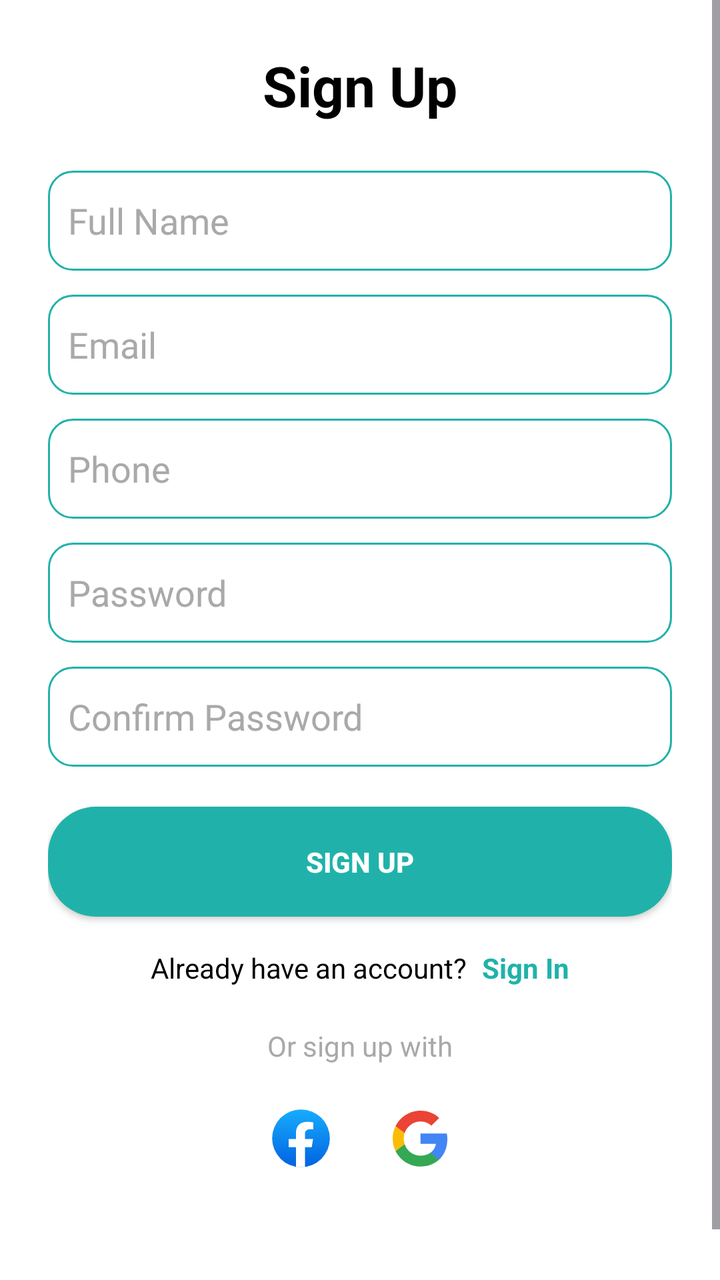
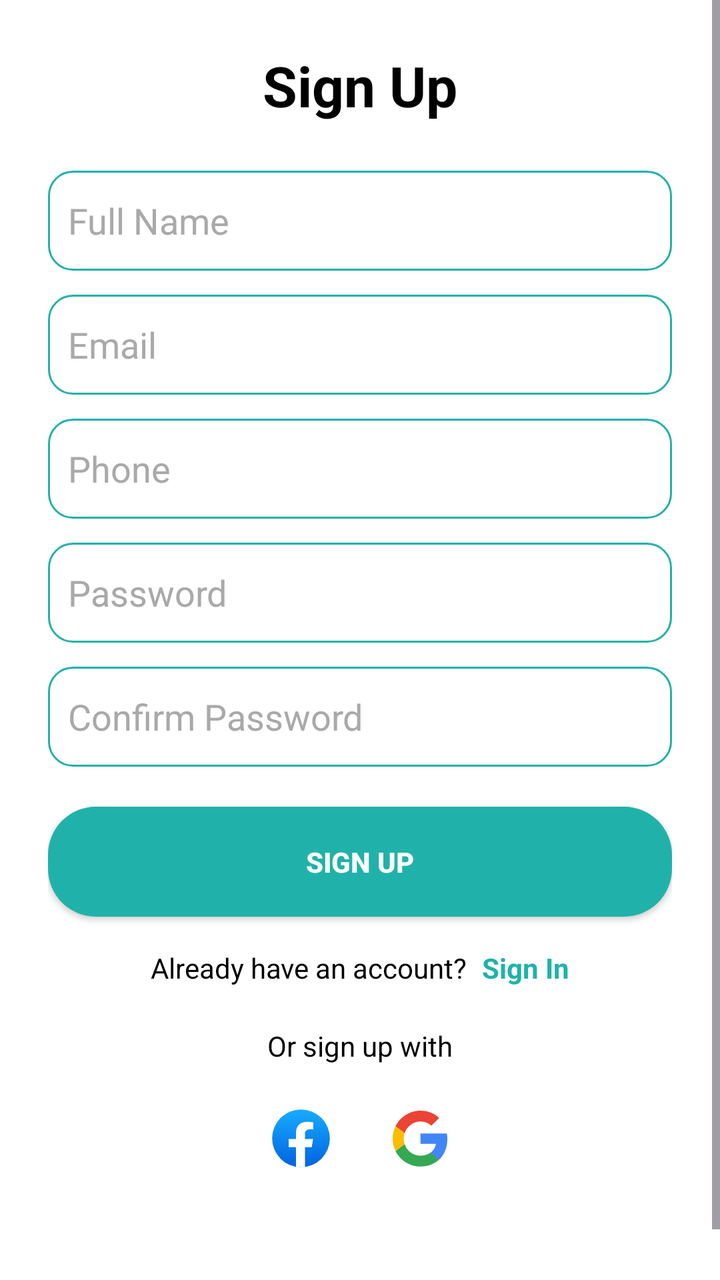

Two renders of the same Android screen: before a commit and after it. Below are the layout's source before the change and the commit's diff.
<!-- AndroidManifest.xml: application theme Theme.MyProjectJavaApp -->
<!-- res/layout/activity_signup.xml -->
<?xml version="1.0" encoding="utf-8"?>
<ScrollView xmlns:android="http://schemas.android.com/apk/res/android"
    android:layout_width="match_parent"
    android:layout_height="match_parent"
    xmlns:app="http://schemas.android.com/apk/res-auto"
    android:fillViewport="true"
    android:background="@color/white">

    <LinearLayout
        android:layout_width="match_parent"
        android:layout_height="match_parent"
        android:orientation="vertical"
        android:gravity="center"
        android:padding="24dp">

        <TextView
            android:id="@+id/txtTitle121"
            android:layout_width="wrap_content"
            android:layout_height="wrap_content"
            android:text="Sign Up"
            android:textSize="28sp"
            android:textStyle="bold"
            android:textColor="@color/black"
            android:layout_marginBottom="24dp" />

        <EditText
            android:id="@+id/edtFullName121"
            android:layout_width="match_parent"
            android:layout_height="50dp"
            android:hint="Full Name"
            android:background="@drawable/edit_text_background_121"
            android:padding="10dp"
            android:inputType="textPersonName"
            android:textColor="@color/black"
            android:textColorHint="@color/hint_text_color"
            android:layout_marginBottom="12dp"/>

        <EditText
            android:id="@+id/edtEmail121"
            android:layout_width="match_parent"
            android:layout_height="50dp"
            android:hint="Email"
            android:background="@drawable/edit_text_background_121"
            android:padding="10dp"
            android:inputType="textEmailAddress"
            android:textColor="@color/black"
            android:textColorHint="@color/hint_text_color"
            android:layout_marginBottom="12dp"/>

        <EditText
            android:id="@+id/edtPhone121"
            android:layout_width="match_parent"
            android:layout_height="50dp"
            android:hint="Phone"
            android:background="@drawable/edit_text_background_121"
            android:padding="10dp"
            android:inputType="phone"
            android:textColor="@color/black"
            android:textColorHint="@color/hint_text_color"
            android:layout_marginBottom="12dp"/>

        <EditText
            android:id="@+id/edtPassword121"
            android:layout_width="match_parent"
            android:layout_height="50dp"
            android:hint="Password"
            android:background="@drawable/edit_text_background_121"
            android:padding="10dp"
            android:inputType="textPassword"
            android:textColor="@color/black"
            android:textColorHint="@color/hint_text_color"
            android:layout_marginBottom="12dp"/>

        <EditText
            android:id="@+id/edtConfirmPassword121"
            android:layout_width="match_parent"
            android:layout_height="50dp"
            android:hint="Confirm Password"
            android:background="@drawable/edit_text_background_121"
            android:padding="10dp"
            android:inputType="textPassword"
            android:textColor="@color/black"
            android:textColorHint="@color/hint_text_color"
            android:layout_marginBottom="20dp"/>

        <androidx.appcompat.widget.AppCompatButton
            android:id="@+id/btnSignUp121"
            android:layout_width="match_parent"
            android:layout_height="55dp"
            android:text="SIGN UP"
            android:textStyle="bold"
            android:textColor="@color/white"
            android:background="@drawable/button_background_121"
            android:layout_marginBottom="16dp"/>

        <LinearLayout
            android:id="@+id/loginRedirectLayout121"
            android:layout_width="wrap_content"
            android:layout_height="wrap_content"
            android:orientation="horizontal"
            android:gravity="center"
            android:layout_marginBottom="20dp">

            <TextView
                android:id="@+id/txtHaveAccount121"
                android:layout_width="wrap_content"
                android:layout_height="wrap_content"
                android:text="Already have an account?"
                android:textColor="@color/black"
                android:textSize="14sp" />

            <TextView
                android:id="@+id/txtSignIn121"
                android:layout_width="wrap_content"
                android:layout_height="wrap_content"
                android:text=" Sign In"
                android:paddingStart="4dp"
                android:textColor="@color/light_sea_blue"
                android:textStyle="bold"
                android:textSize="14sp"
                android:clickable="true"
                android:focusable="true"/>
        </LinearLayout>

        <TextView
            android:id="@+id/txtOr121"
            android:layout_width="wrap_content"
            android:layout_height="wrap_content"
            android:text="Or sign up with"
            android:textColor="@color/hint_text_color"
            android:layout_marginBottom="12dp" />

        <LinearLayout
            android:id="@+id/socialButtonsLayout_121"
            android:layout_width="wrap_content"
            android:layout_height="wrap_content"
            android:orientation="horizontal"
            android:layout_marginBottom="48dp"
            app:layout_constraintBottom_toBottomOf="parent"
            app:layout_constraintEnd_toEndOf="parent"
            app:layout_constraintStart_toStartOf="parent">

            <androidx.appcompat.widget.AppCompatButton
                android:id="@+id/facebookButton_121"
                android:layout_width="50dp"
                android:layout_height="50dp"
                android:layout_weight="0"
                android:layout_marginEnd="16dp"
                android:background="@drawable/social_button_background_121"
                android:drawableStart="@drawable/ic_facebook"
                android:paddingStart="12dp"
                android:paddingEnd="0dp"
                android:text="Facebook"
                android:textAllCaps="false"
                android:textColor="@color/white" />

            <androidx.appcompat.widget.AppCompatButton
                android:id="@+id/googleButton_121"
                android:layout_width="50dp"
                android:layout_height="50dp"
                android:layout_marginStart="0dp"
                android:layout_weight="0"
                android:background="@drawable/social_button_background_121"
                android:drawableStart="@drawable/ic_google"
                android:paddingStart="8dp"
                android:paddingEnd="0dp"
                android:text="Google"
                android:textAllCaps="false"
                android:textColor="@color/white" />

        </LinearLayout>

    </LinearLayout>
</ScrollView>
<!-- resources referenced by this layout -->
<resources>
  <color name="black">#FF000000</color>
  <color name="hint_text_color">#A9A9A9</color>
  <color name="light_sea_blue">#20B2AA</color>
  <color name="white">#FFFFFFFF</color>
  <!-- drawable button_background_121 (drawable) -->
  <?xml version="1.0" encoding="utf-8"?>
  <shape xmlns:android="http://schemas.android.com/apk/res/android"
      android:shape="rectangle">
  
      <solid android:color="@color/light_sea_blue" />
  
      <corners android:radius="24dp" />
  </shape>
  <!-- drawable edit_text_background_121 (drawable) -->
  <?xml version="1.0" encoding="utf-8"?>
  <shape xmlns:android="http://schemas.android.com/apk/res/android"
      android:shape="rectangle">
  
      <solid android:color="@android:color/transparent" />
  
      <corners android:radius="12dp" />
  
      <stroke
          android:width="1dp"
          android:color="@color/light_sea_blue" />
  </shape>
  <!-- drawable ic_facebook (drawable) -->
  <vector xmlns:aapt="http://schemas.android.com/aapt" xmlns:android="http://schemas.android.com/apk/res/android" android:height="33dp" android:viewportHeight="32" android:viewportWidth="32" android:width="33dp">
        
      <path android:pathData="M16,16m-14,0a14,14 0,1 1,28 0a14,14 0,1 1,-28 0">
              
          <aapt:attr name="android:fillColor">
                    
              <gradient android:endX="16" android:endY="29.917" android:startX="16" android:startY="2" android:type="linear">
                          
                  <item android:color="#FF18ACFE" android:offset="0"/>
                          
                  <item android:color="#FF0163E0" android:offset="1"/>
                        
              </gradient>
                  
          </aapt:attr>
            
      </path>
        
      <path android:fillColor="#ffffff" android:pathData="M21.214,20.282L21.836,16.33H17.945V13.767C17.945,12.686 18.488,11.631 20.23,11.631H22V8.267C22,8.267 20.395,8 18.86,8C15.655,8 13.562,9.893 13.562,13.318V16.33H10V20.282H13.562V29.834C14.277,29.944 15.008,30 15.753,30C16.499,30 17.23,29.944 17.945,29.834V20.282H21.214Z"/>
      
  </vector>
  <!-- drawable ic_google (drawable) -->
  <vector xmlns:android="http://schemas.android.com/apk/res/android" android:height="28dp" android:viewportHeight="262" android:viewportWidth="262" android:width="28dp">
        
      <path android:fillColor="#4285F4" android:pathData="M258.88,133.45c0,-10.73 -0.87,-18.57 -2.76,-26.69L133.55,106.76v48.45h71.95c-1.45,12.04 -9.28,30.17 -26.69,42.36l-0.24,1.62 38.76,30.02 2.68,0.27c24.66,-22.77 38.88,-56.28 38.88,-96.03"/>
        
      <path android:fillColor="#34A853" android:pathData="M133.55,261.1c35.25,0 64.84,-11.6 86.45,-31.62l-41.2,-31.91c-11.02,7.69 -25.82,13.06 -45.26,13.06 -34.52,0 -63.82,-22.77 -74.27,-54.25l-1.53,0.13 -40.3,31.19 -0.53,1.47C38.39,231.8 82.49,261.1 133.55,261.1"/>
        
      <path android:fillColor="#FBBC05" android:pathData="M59.28,156.37c-2.76,-8.12 -4.35,-16.83 -4.35,-25.82 0,-8.99 1.6,-17.7 4.21,-25.82l-0.07,-1.73L18.26,71.31l-1.34,0.63C8.08,89.64 3,109.52 3,130.55s5.08,40.9 13.93,58.6l42.36,-32.78"/>
        
      <path android:fillColor="#EB4335" android:pathData="M133.55,50.48c24.51,0 41.05,10.59 50.48,19.44l36.84,-35.97C198.24,12.91 168.8,0 133.55,0 82.49,0 38.39,29.3 16.92,71.95l42.21,32.78c10.59,-31.48 39.89,-54.25 74.41,-54.25"/>
      
  </vector>
  <!-- drawable social_button_background_121 (drawable) -->
  <?xml version="1.0" encoding="utf-8"?>
  <shape xmlns:android="http://schemas.android.com/apk/res/android"
      android:shape="rectangle">
  
      <solid android:color="@android:color/transparent" />
  
      <corners android:radius="24dp" />
  
      <stroke
          android:width="1dp"
          android:color="@color/white" />
  </shape>
  <style name="Theme.MyProjectJavaApp" parent="Base.Theme.MyProjectJavaApp" />
  <style name="Base.Theme.MyProjectJavaApp" parent="Theme.Material3.DayNight.NoActionBar">
          
          
      </style>
</resources>

<!-- the commit's change to res/layout/activity_signup.xml (unified diff, before → after) -->
@@ -127,7 +127,7 @@
             android:layout_width="wrap_content"
             android:layout_height="wrap_content"
             android:text="Or sign up with"
-            android:textColor="@color/hint_text_color"
+            android:textColor="@color/black"
             android:layout_marginBottom="12dp" />
 
         <LinearLayout
